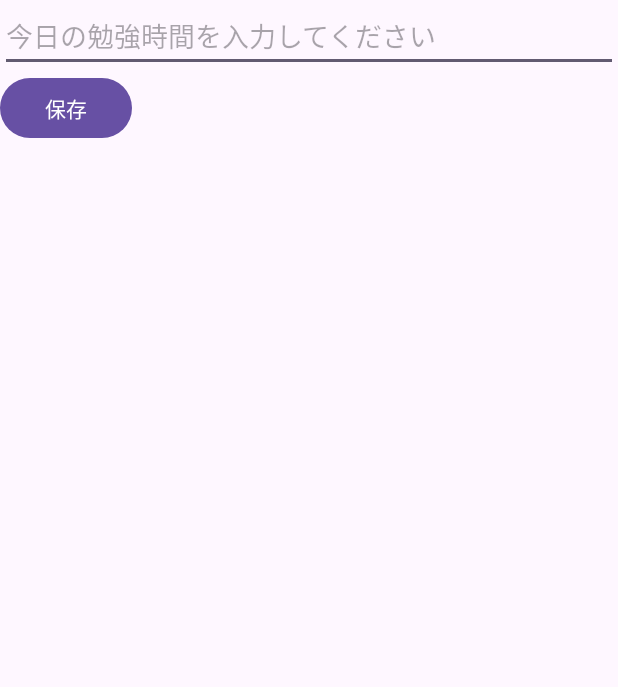
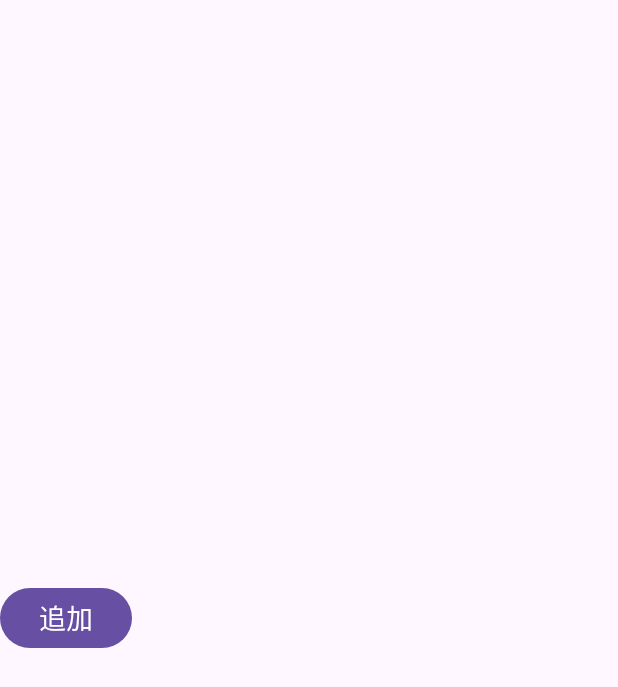
Before and after one commit to Watanabe-39/StudyApp, an Android app: the StudyTimeActivity screen opened directly, with no data from a screen before it, on a phone screen of 412 x 824 dp. Shown: the top 687 px of the screen. Run offline under Robolectric (Android 15) with nearby library versions, the phone set to English and light mode, and no system bars.

Commit message:
StudyTimeActivityの変更

```diff
--- a/app/src/main/java/com/example/studyapp/DBHelper.kt
+++ b/app/src/main/java/com/example/studyapp/DBHelper.kt
@@ -27,8 +27,8 @@ class DBHelper(
                 description TEXT
             )
         """
-        private const val SQL_CREATE_STUDY_SESSIONS_TABLE = """
-            CREATE TABLE study_sessions (
+        private const val SQL_CREATE_STUDY_TABLE_TEMPLATE = """
+            CREATE TABLE IF NOT EXISTS %s (
                 id INTEGER PRIMARY KEY AUTOINCREMENT,
                 study_date DATE DEFAULT CURRENT_TIMESTAMP,
                 total_minutes INTEGER
@@ -40,7 +40,6 @@ class DBHelper(
         db.apply {
             execSQL(SQL_CREATE_TASKS_TABLE)
             execSQL(SQL_CREATE_EVENTS_TABLE)
-            execSQL(SQL_CREATE_STUDY_SESSIONS_TABLE)
         }
     }
 
@@ -48,8 +47,29 @@ class DBHelper(
         db.apply {
             execSQL("DROP TABLE IF EXISTS tasks")
             execSQL("DROP TABLE IF EXISTS events")
-            execSQL("DROP TABLE IF EXISTS study_sessions")
         }
         onCreate(db)
     }
+
+    // 指定された名前で勉強時間管理のテーブルを作成
+    fun createStudyTable(tableName: String) {
+        val db = writableDatabase
+        val createTableSQL = String.format(SQL_CREATE_STUDY_TABLE_TEMPLATE, tableName)
+        db.execSQL(createTableSQL)
+    }
+
+    // DB内に存在する勉強時間管理テーブルの一覧を取得する
+    fun getStudyTables(): List<String> {
+        val db = readableDatabase
+        val cursor = db.rawQuery("SELECT name FROM sqlite_master WHERE type='table' AND name != 'android_metadata' AND name != 'sqlite_sequence' AND name != 'tasks' AND name != 'events'", null)
+        val tables = mutableListOf<String>()
+
+        cursor.use {
+            while (it.moveToNext()) {
+                tables.add(it.getString(0))
+            }
+        }
+
+        return tables
+    }
 }
--- a/app/src/main/java/com/example/studyapp/StudyTimeActivity.kt
+++ b/app/src/main/java/com/example/studyapp/StudyTimeActivity.kt
@@ -1,23 +1,22 @@
 package com.example.studyapp
 
+import android.app.AlertDialog
 import android.content.ContentValues
 import android.os.Bundle
 import android.widget.ArrayAdapter
 import android.widget.Button
 import android.widget.EditText
 import android.widget.ListView
+import android.widget.Toast
 import androidx.appcompat.app.AppCompatActivity
 
 class StudyTimeActivity : AppCompatActivity() {
     // データベース管理クラスのインスタンス
-    private lateinit var databaseManager: DatabaseManager
-
-    private lateinit var timeListAdapter: ArrayAdapter<String>
+    private lateinit var dbHelper: DBHelper
 
     // UIコンポーネント
-    private lateinit var time_EditText: EditText
-    private lateinit var time_save_button: Button
-    private lateinit var time_list_view: ListView
+    private lateinit var addButton: Button
+    private lateinit var subjectListView: ListView
 
     override fun onCreate(savedInstanceState: Bundle?) {
         super.onCreate(savedInstanceState)
@@ -26,55 +25,87 @@ class StudyTimeActivity : AppCompatActivity() {
         // UIコンポーネントの初期化
         initializeUI()
 
-        // データベースマネージャーの初期化
-        databaseManager = DatabaseManager.getInstance(this)
+        // DBHelperの初期化
+        dbHelper = DBHelper(this, "study_app.db", 1)
 
-        // DBの内容を表示
-        refreshTimeList()
+        addButton.setOnClickListener {
+            showAddSubjectDialog()
+        }
 
-        // 保存ボタンのクリックリスナー
-        time_save_button.setOnClickListener {
-            val studyTime = time_EditText.text.toString().toIntOrNull()
-            if (studyTime != null) {
-                insertTime(studyTime)
-                time_EditText.text.clear()
-                refreshTimeList() // データの更新
-            }
+        // テーブルリストの表示
+        refreshSubjectList()
+
+        // テーブルリストの要素のイベントハンドラを設定
+        subjectListView.setOnItemClickListener { parent, view, position, id ->
+            val selectedTable = parent.getItemAtPosition(position) as String    // クリックした要素のテキストを取得、格納
+            Toast.makeText(this, "$selectedTable が選択されました", Toast.LENGTH_SHORT).show()
+            // ここに選択されたアイテムに対する処理を追加
+            showAddMinutesDialog(selectedTable)
         }
     }
 
-    private fun refreshTimeList() {
-        val times = getTime()
-        timeListAdapter = ArrayAdapter(this, android.R.layout.simple_list_item_1, times)
-        time_list_view.adapter = timeListAdapter
-    }
 
-    private fun getTime(): List<String> {
-        val times = mutableListOf<String>()
-        databaseManager.openDatabase().use { db ->
-            val cursor = db.query("study_sessions", arrayOf("total_minutes"), null, null, null, null, null)
-            cursor.use {
-                while (it.moveToNext()) {
-                    val minutes = it.getInt(it.getColumnIndexOrThrow("total_minutes"))
-                    times.add("$minutes 分")
-                }
-            }
-        }
-        return times
-    }
-
-    private fun insertTime(studyTime: Int) {
-        databaseManager.openDatabase().use { db ->
-            val values = ContentValues().apply {
-                put("total_minutes", studyTime)
-            }
-            db.insert("study_sessions", null, values)
-        }
+    private fun refreshSubjectList() {
+        val studyTables = dbHelper.getStudyTables()
+        val adapter = ArrayAdapter(this, android.R.layout.simple_list_item_1, studyTables)
+        subjectListView.adapter = adapter
     }
 
     private fun initializeUI() {
-        time_EditText = findViewById(R.id.time_EditText)
-        time_save_button = findViewById(R.id.time_save_button)
-        time_list_view = findViewById(R.id.time_list_view)
+        addButton = findViewById(R.id.add_subject_button)
+        subjectListView = findViewById(R.id.subject_list_view)
+    }
+
+    private fun showAddMinutesDialog(selectedTable: String) {
+        val dialogView = layoutInflater.inflate(R.layout.dialog_add_minutes, null)
+        val db = dbHelper.writableDatabase
+        val studyTimeEditText = dialogView.findViewById<EditText>(R.id.studyTimeEdit)
+
+        AlertDialog.Builder(this)
+            .setTitle("勉強時間")
+            .setView(dialogView)
+            .setPositiveButton("保存") { _, _ ->
+                val studyMinutes = studyTimeEditText.text.toString()
+
+                if (studyMinutes.isNotEmpty()) {
+                    val values = ContentValues().apply {
+                        put("total_minutes", studyMinutes)
+                    }
+                    db.insert(selectedTable, null, values)
+                } else {
+                    Toast.makeText(this, "勉強時間を入力してください", Toast.LENGTH_SHORT).show()
+                }
+            }
+            .setNegativeButton("キャンセル", null)
+            .show()
+
+    }
+
+    private fun showAddSubjectDialog() {
+        val dialogView = layoutInflater.inflate(R.layout.dialog_add_subject, null)
+        val subjectNameEditText = dialogView.findViewById<EditText>(R.id.subjectNameEditText)
+
+        AlertDialog.Builder(this)
+            .setTitle("科目を追加")
+            .setView(dialogView)
+            .setPositiveButton("保存") { _, _ ->
+                val subjectName = subjectNameEditText.text.toString()
+
+                if (subjectName.isNotEmpty()) {
+                    // 予約語が入力された時の処理
+                    if (subjectName == "tasks" || subjectName == "events"){
+                        Toast.makeText(this, "この名前は使えません", Toast.LENGTH_SHORT).show()
+                    }
+                    else{
+                        dbHelper.createStudyTable(subjectName)
+                        refreshSubjectList()  // リストを更新
+                        Toast.makeText(this, "科目 '$subjectName' が追加されました", Toast.LENGTH_SHORT).show()
+                    }
+                } else {
+                    Toast.makeText(this, "科目名を入力してください", Toast.LENGTH_SHORT).show()
+                }
+            }
+            .setNegativeButton("キャンセル", null)
+            .show()
     }
 }
--- a/app/src/main/res/layout/activity_study_time.xml
+++ b/app/src/main/res/layout/activity_study_time.xml
@@ -2,35 +2,28 @@
 <androidx.constraintlayout.widget.ConstraintLayout xmlns:android="http://schemas.android.com/apk/res/android"
     xmlns:tools="http://schemas.android.com/tools"
     android:layout_width="match_parent"
-    android:layout_height="match_parent"
-    xmlns:app="http://schemas.android.com/apk/res-auto">
-
-    <EditText
-        android:id="@+id/time_EditText"
-        android:layout_width="match_parent"
-        android:layout_height="wrap_content"
-        android:hint="今日の勉強時間を入力してください"
-        android:inputType="time"
-        tools:ignore="MissingConstraints" />
+    android:layout_height="wrap_content"
+    xmlns:app="http://schemas.android.com/apk/res-auto"
+    android:orientation="vertical"
+    android:layout_gravity="center_vertical">
 
     <Button
-        android:id="@+id/time_save_button"
+        android:id="@+id/add_subject_button"
         android:layout_width="wrap_content"
         android:layout_height="wrap_content"
-        app:layout_constraintTop_toBottomOf="@+id/time_EditText"
-        android:text="保存"
+        android:text="追加"
+        android:textSize="18dp"
         tools:ignore="MissingConstraints" />
 
     <ListView
-        android:id="@+id/time_list_view"
-        android:layout_width="match_parent"
+        android:id="@+id/subject_list_view"
+        android:layout_width="wrap_content"
         android:layout_height="wrap_content"
-        android:layout_marginTop="16dp"
-        app:layout_constraintBottom_toBottomOf="parent"
-        app:layout_constraintEnd_toEndOf="parent"
-        app:layout_constraintHorizontal_bias="0.0"
-        app:layout_constraintStart_toStartOf="parent"
-        app:layout_constraintTop_toBottomOf="@id/time_save_button"
-        app:layout_constraintVertical_bias="0.013" />
+        app:layout_constraintTop_toBottomOf="@id/add_subject_button"
+        tools:ignore="MissingConstraints" />
+
+
+
+
 
 </androidx.constraintlayout.widget.ConstraintLayout>
```
Also changed, not shown: app/src/main/res/layout/activity_todo.xml (+4 -3 lines), app/src/main/res/layout/dialog_add_minutes.xml (added, +15 -0 lines), app/src/main/res/layout/dialog_add_subject.xml (added, +16 -0 lines).
